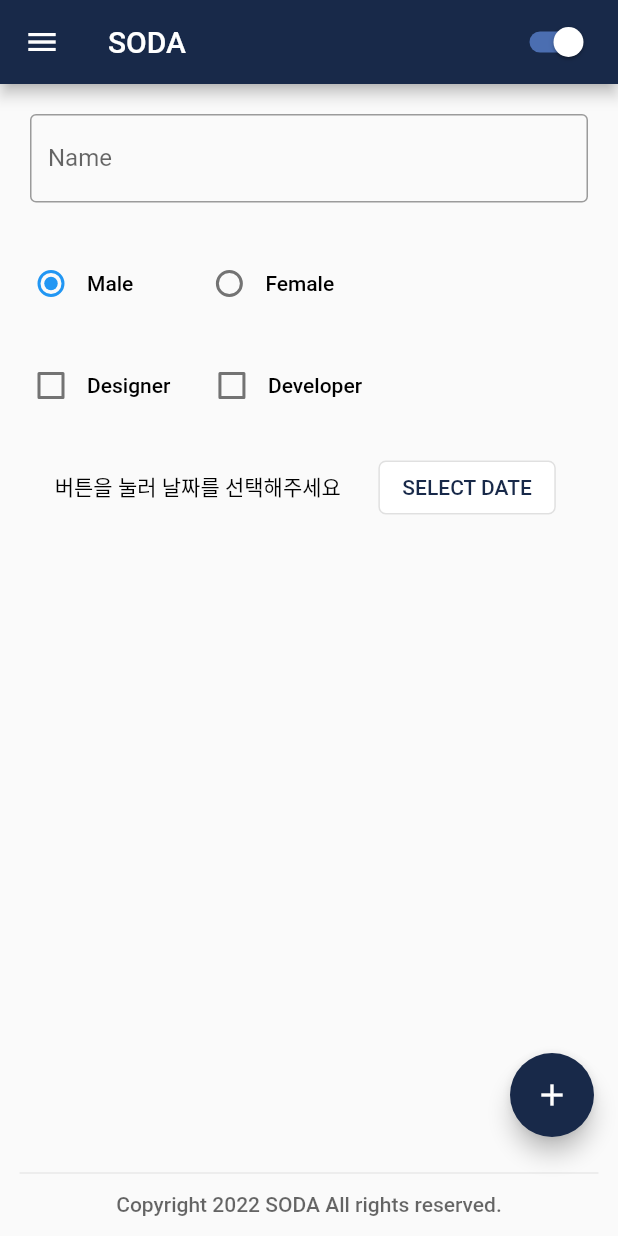
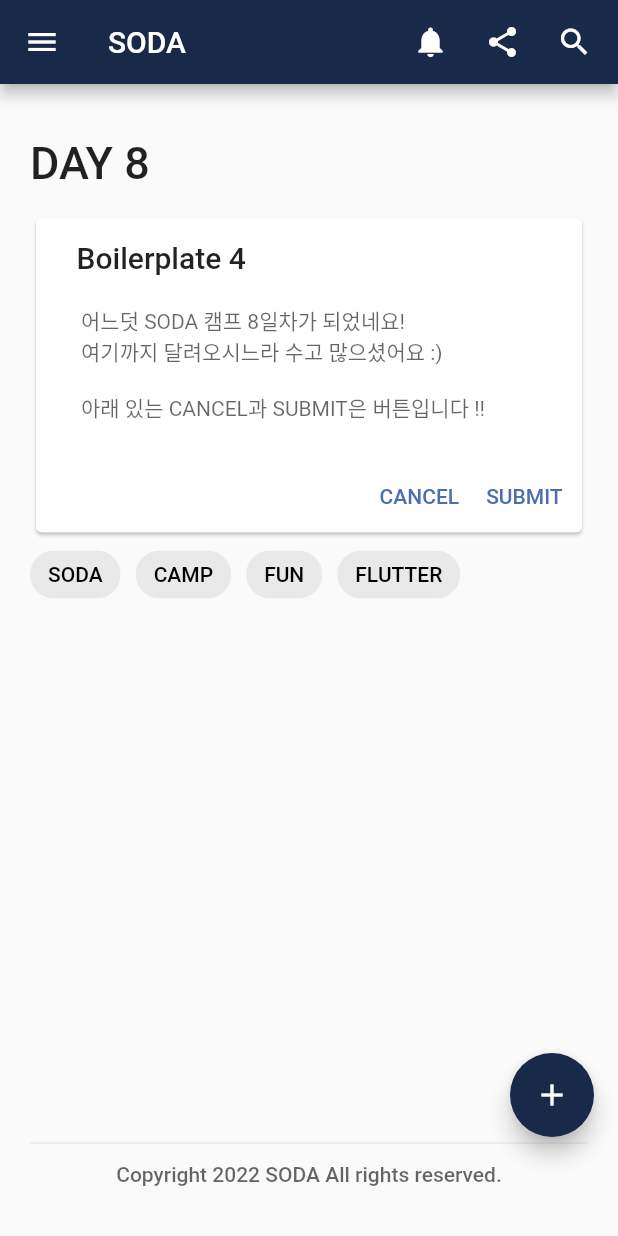
Before and after one commit to 22100584/SODA_boilerplate1, a Flutter app: the screen it shows after launch, on a phone screen of 412 x 824 dp. Run offline on Flutter 3.47's test engine with Material 2 defaults, Android fonts, the phone set to English and light mode, and no system bars; our stand-ins replace google_fonts.

Commit message:
boilerplate4 과제

```diff
--- a/lib/main2.dart
+++ b/lib/main2.dart
@@ -29,63 +29,35 @@ class MyStatefulWidget extends StatefulWidget {
 
 class _MyStatefulWidgetState extends State<MyStatefulWidget> {
   bool light = true;
-  PersonSex? _character = PersonSex.Male;
+
   bool isCheckedDesigner =false;
   bool isCheckedDeveloper =false;
-  DateTime? _selectedDate;
 
-  void _presentDatePicker() {
-    // showDatePicker is a pre-made funtion of Flutter
-    showDatePicker(
-        context: context,
-        initialDate: DateTime.now(),
-        firstDate: DateTime(2001),
-        lastDate: DateTime(2030))
-        .then((pickedDate) {
-      // Check if no date is selected
-      if (pickedDate == null) {
-        return;
-      }
-      setState(() {
-        // using state so that the UI will be rerendered when date is picked
-        _selectedDate = pickedDate;
-      });
-    });
-  }
+
+
 
   @override
   Widget build(BuildContext context) {
 
-    final MaterialStateProperty<Color?> trackColor =
-    MaterialStateProperty.resolveWith<Color?>(
-          (Set<MaterialState> states) {
-        // Track color when the switch is selected.
-        if (states.contains(MaterialState.selected)) {
-          return Color(0xFF4B6EB1);
-        }
-        return Color(0xFF979797);
-      },
-    );
+    return Scaffold(
 
-    return Scaffold(
+      resizeToAvoidBottomInset : false,
       floatingActionButton: Padding(
         padding: EdgeInsets.only(bottom: 50),
+        child:Tooltip(
+          message: 'Tooltip',
+          preferBelow: false,
+          textStyle: GoogleFonts.roboto(
+            fontSize: 12,
+            fontWeight: FontWeight.w500,
+            color: Colors.white,
+          ),
+          showDuration: const Duration(seconds: 3),
           child: FloatingActionButton(
-          onPressed: () => showDialog<String>(
-            context: context,
-            builder: (BuildContext context) => AlertDialog(
-              title: Text('+ 버튼을 누르셨습니다.',style: GoogleFonts.roboto(fontSize: 16,fontWeight: FontWeight.w400,color: Color(0xFF99000000)),),
-
-              actions: <Widget>[
-                TextButton(
-                  onPressed: () => Navigator.pop(context, 'OK'),
-                  child: Text('확인',style: GoogleFonts.roboto(fontSize: 14,fontWeight: FontWeight.w500,color:Color(0xFF182949)),),
-                ),
-              ],
-            ),
-          ),
+            onPressed: (){},
             backgroundColor: Color(0xFF182949),
             child: const Icon(Icons.add,color: Colors.white,),
+          ),
         ),
       ),
       floatingActionButtonLocation: FloatingActionButtonLocation.endFloat,
@@ -94,29 +66,27 @@ class _MyStatefulWidgetState extends State<MyStatefulWidget> {
         title: Text('SODA',style: GoogleFonts.roboto(fontSize: 20,fontWeight: FontWeight.w500),),
         actions: [
       Container(
-            padding: EdgeInsets.all(13),
-            child: Switch(
-              value: light,
-              trackColor: trackColor,
-              thumbColor: const MaterialStatePropertyAll<Color>(Colors.white),
-              onChanged: (bool value) {
-                setState(() {
-                  light = value;
-                  if(value==true){ScaffoldMessenger.of(context).showSnackBar(
-                    SnackBar(
-                      duration: const Duration(milliseconds: 2000),
-                      behavior: SnackBarBehavior.values[0]
-,                      content: Text('switch를 ON 하였습니다.',style: GoogleFonts.roboto(fontSize: 14,fontWeight: FontWeight.w400,color: Colors.white,)),
-                      action: SnackBarAction(
-                        textColor: Color(0xFFF99999),
-                        label: 'OK',
+      padding: EdgeInsets.all(5),
+      child: Row(
+        mainAxisAlignment: MainAxisAlignment.spaceEvenly,
+        children:[
+          IconButton(
+            icon: const Icon(Icons.notifications),
+            color: Colors.white,
+            onPressed: (){},
+          ),
 
-                      onPressed: () {},
+          IconButton(
+            icon: const Icon(Icons.share),
+            color: Colors.white,
+            onPressed: (){},
           ),
+          IconButton(
+            icon: const Icon(Icons.search),
+            color: Colors.white,
+            onPressed: (){},
           ),
-                  );}
-                });
-              },
+    ]
     ),
     ),
         ],
@@ -143,137 +113,123 @@ class _MyStatefulWidgetState extends State<MyStatefulWidget> {
           ],
         ),
       ),
-      body: Column(
+
+      body: Padding(
+        padding: const EdgeInsets.all(20.0),
+        child: Column(
             children: <Widget>[
               Padding(
-              padding: const EdgeInsets.all(20),
-              child: TextField(
-
-                decoration: InputDecoration(
-                  border: OutlineInputBorder(),
-                  labelText: 'Name',
+                padding: const EdgeInsets.fromLTRB(0,15,0,15),
+                child: Row(
+                  mainAxisAlignment: MainAxisAlignment.start,
+                  children: [
+                    Text('DAY 8',style: GoogleFonts.roboto(fontSize: 30,fontWeight: FontWeight.w500),),
+                  ],
+                ),
+              ),
+              Card(
+        child: Column(
+          mainAxisSize: MainAxisSize.min,
+          children: <Widget>[
+            Padding(
+              padding: const EdgeInsets.all(11.0),
+              child: ListTile(
+                title: Padding(
+                  padding: const EdgeInsets.fromLTRB(0, 0, 2, 10),
+                  child: Text('Boilerplate 4',style: GoogleFonts.roboto(fontSize: 20,fontWeight: FontWeight.w500),),
+                ),
+                subtitle: Padding(
+                  padding: const EdgeInsets.fromLTRB(3,10, 3, 10),
+                  child: Text('어느덧 SODA 캠프 8일차가 되었네요!\n여기까지 달려오시느라 수고 많으셨어요 :)\n\n아래 있는 CANCEL과 SUBMIT은 버튼입니다 !!',
+                    style: GoogleFonts.roboto(fontSize: 14,fontWeight: FontWeight.w400,color: Color(0xFF99000000)),),
                 ),
               ),
             ),
-            Padding(
-              padding: const EdgeInsets.all(10.0),
-              child: Row(
-                children: [
-                  Padding(
-                    padding: const EdgeInsets.only(right: 40),
-                    child: Row(
-                      children: [
-                        Radio<PersonSex>(
-                          value: PersonSex.Male,
-                          groupValue: _character,
-                          onChanged: (PersonSex? value) {
-                            setState(() {
-                              _character = value;
-                            });
-                          },
+            Row(
+              mainAxisAlignment: MainAxisAlignment.end,
+              children: <Widget>[
+                TextButton(
+                  child: Text('CANCEL',style: GoogleFonts.roboto(fontSize: 14,fontWeight: FontWeight.w500,color: Color(0xFF4B6EB1)),),
+                  onPressed: () {/* ... */},
                 ),
-                        Text('Male',style: GoogleFonts.roboto(fontSize: 14,fontWeight: FontWeight.w500,color: Colors.black)),
-                      ],
+                const SizedBox(width: 2),
+                TextButton(
+                  child: Text('SUBMIT',style: GoogleFonts.roboto(fontSize: 14,fontWeight: FontWeight.w500,color: Color(0xFF4B6EB1)),),
+                  onPressed: () {/* ... */},
                 ),
-                  ),
-                  Row(
-                    children: [
-                      Radio<PersonSex>(
-                        value: PersonSex.Female,
-                        groupValue: _character,
-                        onChanged: (PersonSex? value) {
-                          setState(() {
-                            _character = value;
-                          });
-                        },
-                      ),
-                      Text('Female',style: GoogleFonts.roboto(fontSize: 14,fontWeight: FontWeight.w500,color: Colors.black)),
+                const SizedBox(width: 5),
               ],
             ),
           ],
         ),
         ),
+              Row(
+                 mainAxisAlignment: MainAxisAlignment.start,
+                children: [
+                  Wrap(
+
+                    spacing: 10,
+                    direction: Axis.horizontal,
+                    children: choiceChips(),
+
+
+                  ),
+                ],
+              ),
+
+              Expanded(child: SizedBox(),),
+              Divider(
+                color: Color(0xFF14212121),
+                thickness: 1,
+                // indent: 13,
+                // endIndent: 13,
+              ),
               Padding(
-              padding: const EdgeInsets.all(10.0),
-              child: Row(
-                children: [
-                  Padding(
-                    padding: const EdgeInsets.only(right: 17),
-                    child: Row(
-                      children: [
-                        Checkbox(
-                          checkColor: Colors.white,
-                          value: isCheckedDesigner,
-                          onChanged: (bool? value) {
+                padding : EdgeInsets.fromLTRB(0, 5, 0, 13),
+                child: Text('Copyright 2022 SODA All rights reserved.',style: GoogleFonts.roboto(fontSize: 14,fontWeight: FontWeight.w500,color: Color(0xFF99000000)),),
+              ),
+            ],
+
+        ),
+      ),
+      );
+
+  }
+  int? _selectedIndex;
+  final List<Data> _choiceChipsList = [
+    Data("SODA", Color(0xFF14212121)),
+    Data("CAMP",  Color(0xFF14212121)),
+    Data("FUN",  Color(0xFF14212121)),
+    Data("FLUTTER",  Color(0xFF14212121)),
+  ];
+  List<Widget> choiceChips() {
+    List<Widget> chips = [];
+    for (int i = 0; i < _choiceChipsList.length; i++) {
+      Widget item = Padding(
+        padding: const EdgeInsets.only(left: 0, right: 0),
+        child: ChoiceChip(
+          label: Text(_choiceChipsList[i].label),
+          labelStyle: GoogleFonts.roboto(fontSize: 14,fontWeight: FontWeight.w500,color: _selectedIndex==i ? Colors.white : Colors.black,),
+          backgroundColor: _choiceChipsList[i].color,
+          selected: _selectedIndex == i,
+          selectedColor: Color(0xFF182949),
+          onSelected: (bool value) {
             setState(() {
-                              isCheckedDesigner = value!;
+              _selectedIndex = i;
+
+
             });
           },
         ),
-                        Text('Designer',style: GoogleFonts.roboto(fontSize: 14,fontWeight: FontWeight.w500,color: Colors.black)),
-                      ],
-                    ),
-                  ),
-                  Row(
-                    children: [
-                      Checkbox(
-                        checkColor: Colors.white,
-                        value: isCheckedDeveloper,
-                        onChanged: (bool? value) {
-                          setState(() {
-                            isCheckedDeveloper = value!;
-                          });
-                        },
-                      ),
-                      Text('Developer',style: GoogleFonts.roboto(fontSize: 14,fontWeight: FontWeight.w500,color: Colors.black)),
-                    ],
-                  ),
-                ],
-              ),
-            ),
-
-            Expanded(
-                child:Padding(
-              padding : EdgeInsets.fromLTRB(5, 10, 10, 10),
-              child: Row(
-                mainAxisAlignment: MainAxisAlignment.center,
-                crossAxisAlignment: CrossAxisAlignment.start,
-                children: [
-                  Padding(
-                    padding: const EdgeInsets.fromLTRB(0, 13, 25,0 ),
-                    child: Text('버튼을 눌러 날짜를 선택해주세요',style: GoogleFonts.roboto(fontSize: 14,fontWeight: FontWeight.w500,color: Colors.black)),
-                  ),
-
-                  OutlinedButton(
-                      style: ButtonStyle(
-                        backgroundColor: MaterialStatePropertyAll<Color>(Colors.white),
-                        shape: MaterialStateProperty.all(RoundedRectangleBorder(borderRadius: BorderRadius.circular(5.0))),
-                      ),
-                      onPressed: _presentDatePicker,
-                      child:Text('SELECT DATE',style: GoogleFonts.roboto(fontSize: 14,fontWeight: FontWeight.w500,color: Color(0xFF182949)),),
-                  ),
-
-                ],
-              ),
-            ),
-            ),
-
-            Divider(
-              color: Color(0xFF14212121),
-              thickness: 1,
-              indent: 13,
-              endIndent: 13,
-            ),
-            Padding(
-              padding : EdgeInsets.fromLTRB(13, 5, 13, 13),
-              child: Text('Copyright 2022 SODA All rights reserved.',style: GoogleFonts.roboto(fontSize: 14,fontWeight: FontWeight.w500,color: Color(0xFF99000000)),),
-            ),
-
-
-          ],
-        ),
-
       );
-
+      chips.add(item);
+    }
+    return chips;
   }
 }
+class Data {
+  String label;
+  Color color;
+
+  Data(this.label, this.color);
+}
```
Lines whose indentation alone changed are shown as unchanged.
